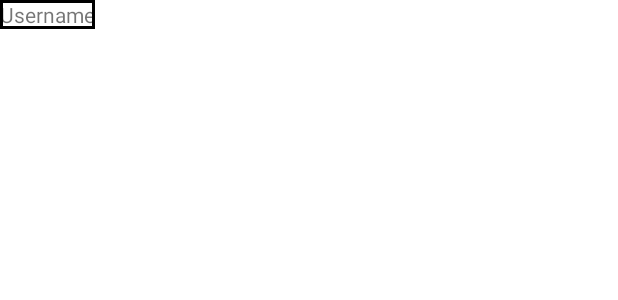
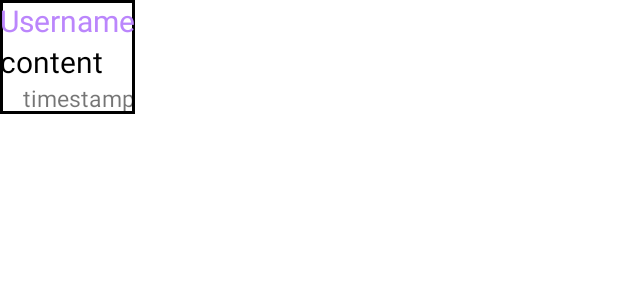
Before and after one commit to ruipinto2001/Project-PDM, an Android app: the layout layout_message.xml on its own in the app's theme, with its tools: preview values and no code run, on a phone screen of 412 x 824 dp. Shown: the top 300 px of the screen. Run offline under Robolectric (Android 15) with nearby library versions, the phone set to English and light mode, and no system bars.

Commit message:
Chat messaging working

```diff
--- a/Sermo/app/build.gradle
+++ b/Sermo/app/build.gradle
@@ -46,9 +46,6 @@ dependencies {
 
     // Import the Firebase BoM
     implementation platform('com.google.firebase:firebase-bom:31.1.1')
-    // TODO: Add the dependencies for Firebase products you want to use
-    // When using the BoM, don't specify versions in Firebase dependencies
-    // https://firebase.google.com/docs/android/setup#available-libraries
     // Add the dependencies for Firebase Authentication and Cloud Firestore
     implementation 'com.google.firebase:firebase-auth-ktx'
     implementation 'com.google.firebase:firebase-firestore-ktx'
--- a/Sermo/app/src/main/java/pt/ipca/sermo/adapters/MyAdapterRecViewHolder.kt
+++ b/Sermo/app/src/main/java/pt/ipca/sermo/adapters/ChatAdapterViewHolder.kt
@@ -1,18 +1,14 @@
 package pt.ipca.sermo.adapters
 
-import android.content.Context
 import android.content.Intent
 import android.view.LayoutInflater
 import android.view.ViewGroup
 import android.widget.TextView
-import android.widget.Toast
-import androidx.core.content.ContextCompat.startActivity
 import androidx.recyclerview.widget.RecyclerView
 import pt.ipca.sermo.ChatActivity
-import pt.ipca.sermo.HomeActivity
 import pt.ipca.sermo.R
 
-class MyAdapterRecViewHolder(inflater: LayoutInflater, val parent: ViewGroup) :
+class ChatAdapterViewHolder(inflater: LayoutInflater, val parent: ViewGroup) :
     RecyclerView.ViewHolder(inflater.inflate(R.layout.layout_row, parent, false))
 {
     private var tvChatTitle: TextView? = itemView.findViewById(R.id.home_chatTitle)
--- a/Sermo/app/src/main/java/pt/ipca/sermo/models/Chat.kt
+++ b/Sermo/app/src/main/java/pt/ipca/sermo/models/Chat.kt
@@ -1,11 +1,13 @@
 package pt.ipca.sermo.models
 
-class Chat(members: List<String>, title: String, lastMessage: String, timestamp: String)
+class Chat(members: List<String>, title: String, lastMessage: String,
+           timestamp: String, groupChat: Boolean)
 {
     public val Members = members
     public val Title = title
     public val LastMessage = lastMessage
     public val Timestamp = timestamp
+    public val GroupChat = groupChat
 }
 
 // TODO: when a message is sent, add attributes to the chat -> lastMessage + lastMsgTimestamp
--- a/Sermo/app/src/main/java/pt/ipca/sermo/models/Message.kt
+++ b/Sermo/app/src/main/java/pt/ipca/sermo/models/Message.kt
@@ -1,7 +1,9 @@
 package pt.ipca.sermo.models
 
-class Message(content: String, timestamp: String)
+class Message(author: String, content: String, time: String, timestamp: String)
 {
+    public val Author = author
     public val Content = content
+    public val Time = time
     public val Timestamp = timestamp
 }
--- a/Sermo/app/src/main/res/layout/activity_home.xml
+++ b/Sermo/app/src/main/res/layout/activity_home.xml
@@ -39,7 +39,7 @@
                 android:layout_toStartOf="@id/home_add_button"
                 android:layout_marginEnd="10dp"
                 android:layout_marginStart="10dp"
-                android:textSize="20sp"
+                android:textSize="15sp"
                 android:textColor="@color/black"
                 android:background="@drawable/input_box"
                 android:hint="New contact email"/>
--- a/Sermo/app/src/main/res/layout/layout_message.xml
+++ b/Sermo/app/src/main/res/layout/layout_message.xml
@@ -6,11 +6,35 @@
     xmlns:app="http://schemas.android.com/apk/res-auto">
 
     <TextView
+        android:id="@+id/message_author"
         android:layout_width="wrap_content"
         android:layout_height="wrap_content"
         app:layout_constraintTop_toTopOf="parent"
         app:layout_constraintLeft_toLeftOf="parent"
+        android:textColor="@color/purple_200"
+        android:textSize="20sp"
         android:text="Username">
     </TextView>
 
+    <TextView
+        android:id="@+id/message_content"
+        android:layout_width="wrap_content"
+        android:layout_height="wrap_content"
+        app:layout_constraintTop_toBottomOf="@+id/message_author"
+        app:layout_constraintLeft_toLeftOf="parent"
+        android:textColor="@color/black"
+        android:textSize="20sp"
+        android:text="content">
+    </TextView>
+
+    <TextView
+        android:id="@+id/message_time"
+        android:layout_width="wrap_content"
+        android:layout_height="wrap_content"
+        app:layout_constraintTop_toBottomOf="@+id/message_content"
+        app:layout_constraintRight_toRightOf="parent"
+        android:textSize="15sp"
+        android:text="timestamp">
+    </TextView>
+
 </androidx.constraintlayout.widget.ConstraintLayout>
--- a/Sermo/app/src/main/res/xml/data_extraction_rules.xml
+++ b/Sermo/app/src/main/res/xml/data_extraction_rules.xml
@@ -5,7 +5,7 @@
 -->
 <data-extraction-rules>
     <cloud-backup>
-        <!-- TODO: Use <include> and <exclude> to control what is backed up.
+        <!-- Use <include> and <exclude> to control what is backed up.
         <include .../>
         <exclude .../>
         -->
```
Also changed, not shown: Sermo/app/src/main/java/pt/ipca/sermo/ChatActivity.kt (+64 -33 lines), Sermo/app/src/main/java/pt/ipca/sermo/HomeActivity.kt (+7 -9 lines), Sermo/app/src/main/java/pt/ipca/sermo/adapters/ChatAdapter.kt (renamed from Sermo/app/src/main/java/pt/ipca/sermo/adapters/MyAdapterRec.kt, +4 -4 lines), Sermo/app/src/main/java/pt/ipca/sermo/adapters/MessageAdapter.kt (added, +26 -0 lines), Sermo/app/src/main/java/pt/ipca/sermo/adapters/MessageAdapterViewHolder.kt (added, +24 -0 lines), Sermo/app/src/main/res/layout/activity_chat.xml (+7 -1 lines).
